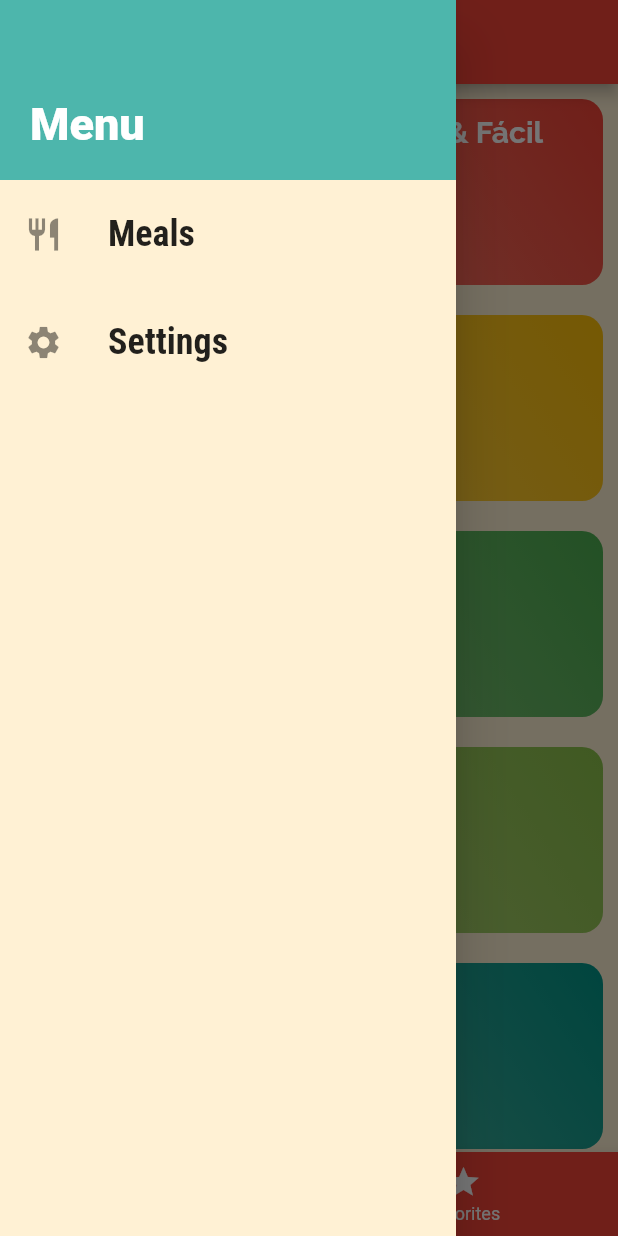
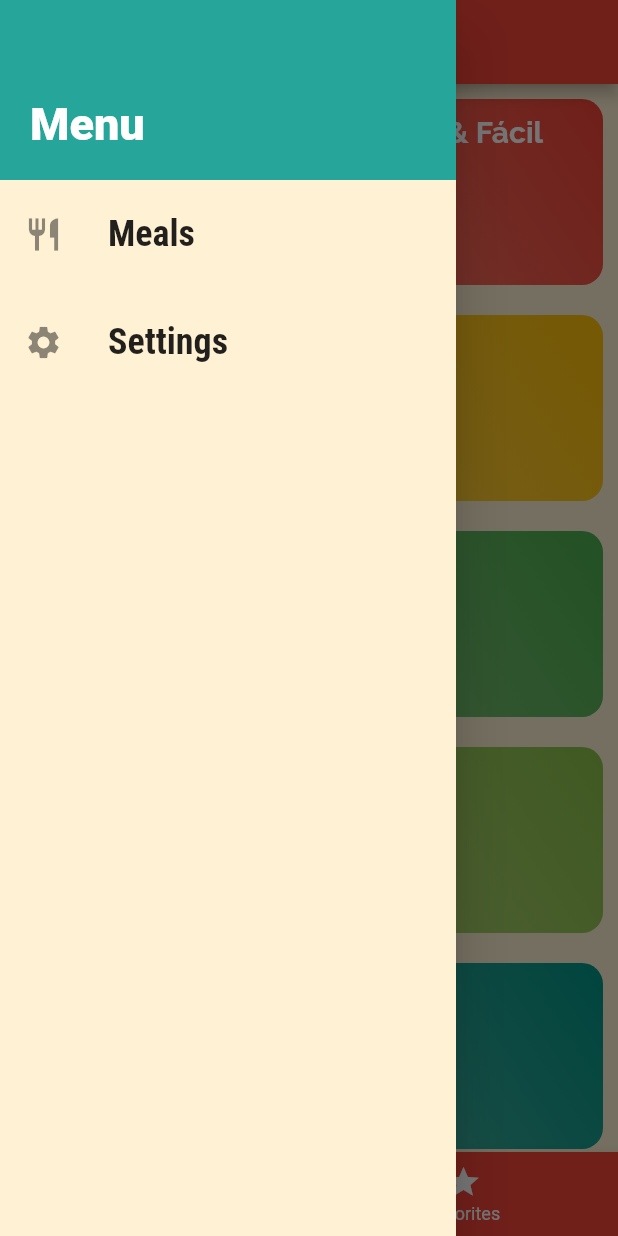
Before and after one commit to lnxdxtf/mealAppFlutter, a Flutter app: the screen it shows after launch, with the side drawer open, on a phone screen of 412 x 824 dp. Run offline on Flutter 3.47's test engine with Material 2 defaults, Android fonts, the phone set to English and light mode, and no system bars; our stand-ins replace google_fonts.

Commit message:
teste webhook

```diff
--- a/lib/app.dart
+++ b/lib/app.dart
@@ -59,7 +59,7 @@ class _MealAppState extends State<MealApp> {
         canvasColor: const Color.fromRGBO(255, 241, 212, 1),
         colorScheme: thm1.colorScheme.copyWith(
             primary: Colors.red.shade500,
-            secondary: Colors.teal.shade300,
+            secondary: Colors.teal.shade400,
             tertiary: Colors.amber),
         textTheme: thm1.textTheme.copyWith(
             headline1: GoogleFonts.raleway(
```
